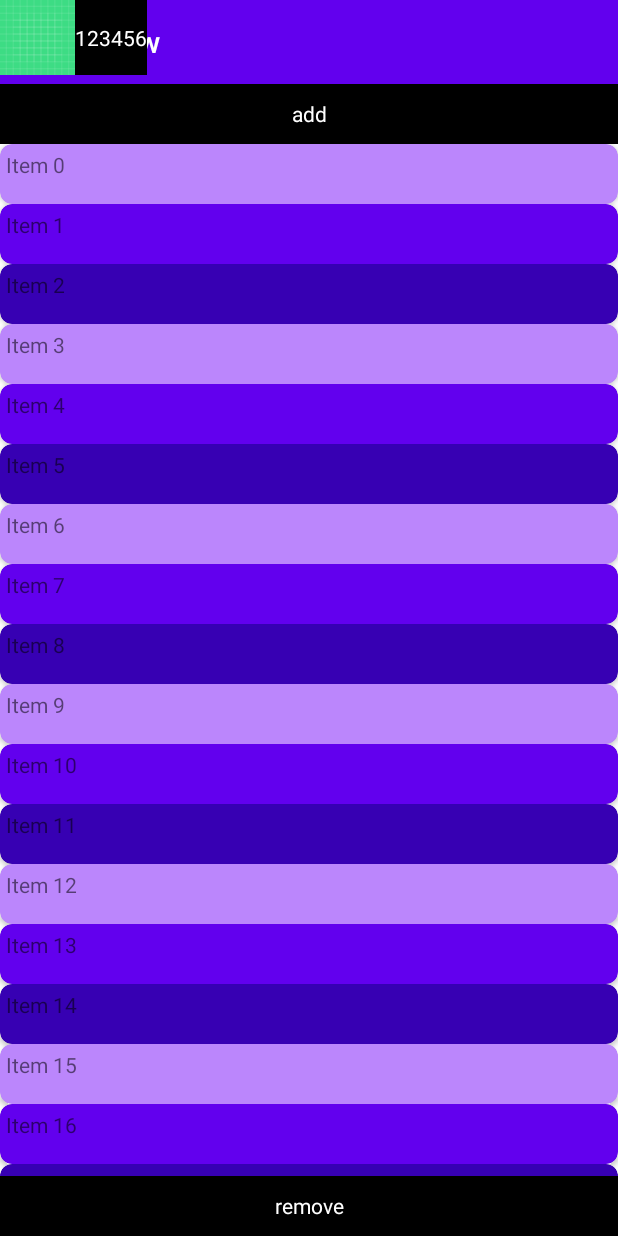
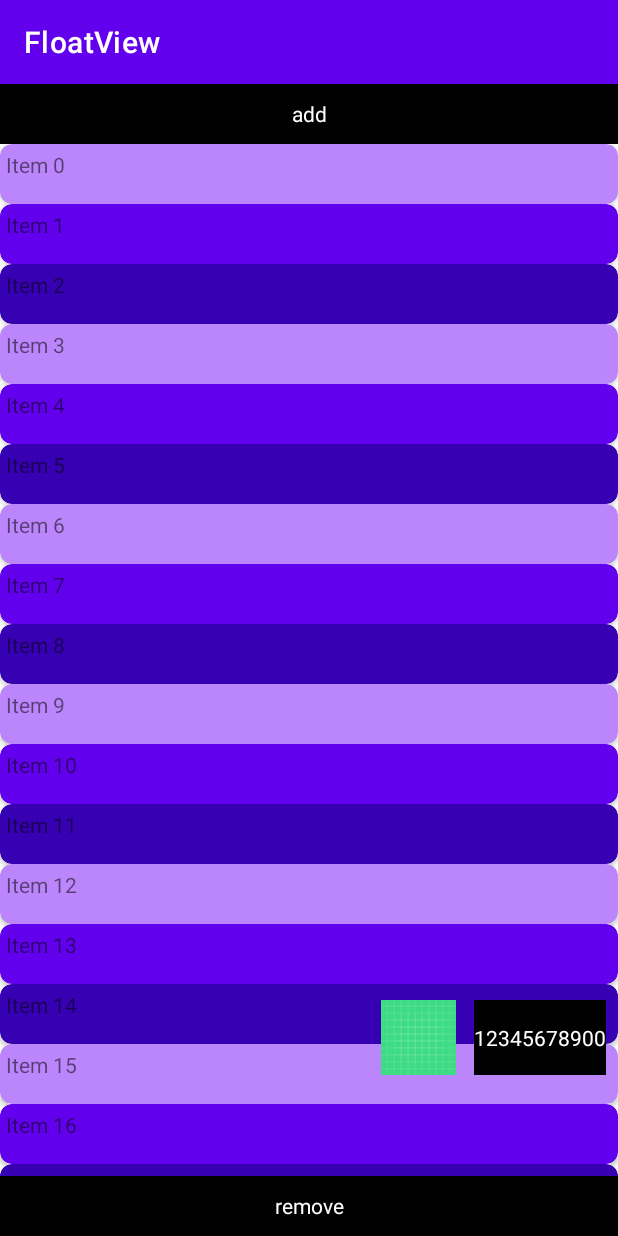
Before and after one commit to huyuqiwolf/FloatView, an Android app: the screen it shows after launch (MainActivity), after a tap on "add", on a phone screen of 412 x 824 dp. Run offline under Robolectric (Android 15) with nearby library versions, the phone set to English and light mode, and no system bars.

Commit message:
FloatView2 实现修改，修改移动和停靠的实现方式

```diff
--- /dev/null
+++ b/app/src/main/java/com/example/floatview/FloatView2.java
@@ -0,0 +1,272 @@
+package com.example.floatview;
+
+import android.animation.ObjectAnimator;
+import android.content.Context;
+import android.util.AttributeSet;
+import android.view.Gravity;
+import android.view.MotionEvent;
+import android.view.View;
+import android.view.ViewGroup;
+import android.widget.FrameLayout;
+import android.widget.ImageView;
+import android.widget.TextView;
+
+import androidx.annotation.NonNull;
+import androidx.annotation.Nullable;
+import androidx.constraintlayout.widget.ConstraintLayout;
+import androidx.constraintlayout.widget.ConstraintSet;
+
+public class FloatView2 extends FrameLayout {
+    /**
+     * 判断是否点击的时间阈值
+     */
+    private static final long TIME_THRESHOLD = 150;
+    /**
+     * 判断是否移动的位移阈值
+     */
+    private static final int MOVE_THRESHOLD = 100;
+    private ConstraintLayout mRoot;
+    private ImageView mIcon;
+    private TextView mText;
+
+    private int mTotalWidth;
+    private int mTotalHeight;
+    private int mLeftBound;
+    private int mTopBound;
+    private int mRightBound;
+    private int mBottomBound;
+
+    private boolean mAlignRight;
+    private int mSlideOffset = 0;
+    private boolean mIsScrolling = false;
+    private int mDownX;
+    private int mDownY;
+    private int mLastX;
+    private int mLastY;
+
+    public FloatView2(@NonNull Context context) {
+        this(context, null);
+    }
+
+    public FloatView2(@NonNull Context context, @Nullable AttributeSet attrs) {
+        this(context, attrs, 0);
+    }
+
+    public FloatView2(@NonNull Context context, @Nullable AttributeSet attrs, int defStyleAttr) {
+        super(context, attrs, defStyleAttr);
+        init(context);
+    }
+
+    private void init(Context context) {
+        inflate(context, R.layout.float_view2, this);
+        mRoot = findViewById(R.id.root);
+        mIcon = findViewById(R.id.icon);
+        mText = findViewById(R.id.text);
+        mAlignRight = !isMirrorLanguage();
+        resetConstraintLayout();
+    }
+
+    @Override
+    public boolean onTouchEvent(MotionEvent event) {
+        return processTouchEvent(event);
+    }
+
+    private boolean processTouchEvent(MotionEvent event) {
+        switch (event.getAction()) {
+            case MotionEvent.ACTION_DOWN:
+                processDown(event);
+                break;
+            case MotionEvent.ACTION_MOVE:
+                processMove(event);
+                break;
+            case MotionEvent.ACTION_CANCEL:
+            case MotionEvent.ACTION_UP:
+                processUp(event);
+                break;
+            default:
+        }
+        return true;
+    }
+
+    private void processDown(MotionEvent event) {
+        mDownX = (int) event.getRawX();
+        mDownY = (int) event.getRawY();
+        mLastX = mDownX;
+        mLastY = mDownY;
+    }
+
+    private void processMove(MotionEvent event) {
+        int offsetX = (int) event.getRawX() - mLastX;
+        int offsetY = (int) event.getRawY() - mLastY;
+        ViewGroup.LayoutParams layoutParams = getLayoutParams();
+        if (layoutParams instanceof FrameLayout.LayoutParams) {
+            LayoutParams params = ((FrameLayout.LayoutParams) layoutParams);
+            // 这里如果需要移动时也不能越出上下边界，需要自己检查下边界后赋值
+            params.topMargin += offsetY;
+            if (mAlignRight) {
+                params.rightMargin -= offsetX;
+            } else {
+                params.leftMargin += offsetX;
+            }
+            // 为避免出现截断问题，重新设置宽高
+            params.width = mTotalWidth;
+            params.height = mTotalHeight;
+            setLayoutParams(params);
+        }
+        mLastX = (int) event.getRawX();
+        mLastY = (int) event.getRawY();
+    }
+
+    private void processUp(MotionEvent event) {
+        // 处理贴边
+        ViewGroup.LayoutParams layoutParams = getLayoutParams();
+        // 计算View在X轴方向的中心点
+        int centerX = (int) (event.getRawX() - event.getX() + mTotalWidth / 2);
+        if (centerX > mRightBound / 2) {
+            mAlignRight = true;
+        } else {
+            mAlignRight = false;
+        }
+        // 处理上下边界
+        int topY = (int) (event.getRawY() - event.getY());
+        if (topY < mTopBound) {
+            topY = mTopBound;
+        } else if (topY + mTotalHeight > mBottomBound && mBottomBound > mTopBound + mTotalHeight) {
+            topY = mBottomBound - mTotalHeight;
+        }
+        if (layoutParams instanceof FrameLayout.LayoutParams) {
+            LayoutParams params = (LayoutParams) layoutParams;
+            params.topMargin = topY;
+            if (mAlignRight) {
+                params.gravity = isMirrorLanguage() ? Gravity.START : Gravity.END;
+                params.rightMargin = 0;
+            } else {
+                params.gravity = isMirrorLanguage() ? Gravity.END : Gravity.START;
+                params.leftMargin = 0;
+            }
+            setLayoutParams(layoutParams);
+        }
+        // 处理点击
+        if (isClick(event)) {
+            performClick();
+        }
+        resetConstraintLayout();
+    }
+
+    private boolean isClick(MotionEvent event) {
+        int offsetX = (int) (event.getRawX() - mDownX);
+        int offsetY = (int) (event.getRawY() - mDownY);
+        long time = event.getEventTime() - event.getDownTime();
+        return Math.abs(offsetX) < MOVE_THRESHOLD && Math.abs(offsetY) < MOVE_THRESHOLD && Math.abs(time) < TIME_THRESHOLD;
+    }
+
+    /**
+     * 重置布局，贴边后保证文字在外侧，图像在内侧
+     */
+    private void resetConstraintLayout() {
+        ConstraintSet set = new ConstraintSet();
+        set.clone(mRoot);
+        if (mAlignRight) {
+            if (isMirrorLanguage()) {
+                set.connect(R.id.text, ConstraintSet.START, ConstraintSet.PARENT_ID, ConstraintSet.START);
+                set.connect(R.id.text, ConstraintSet.END, R.id.icon, ConstraintSet.START);
+                set.connect(R.id.icon, ConstraintSet.START, R.id.text, ConstraintSet.END);
+                set.connect(R.id.icon, ConstraintSet.END, ConstraintSet.PARENT_ID, ConstraintSet.END);
+            } else {
+                set.connect(R.id.text, ConstraintSet.START, R.id.icon, ConstraintSet.END);
+                set.connect(R.id.text, ConstraintSet.END, ConstraintSet.PARENT_ID, ConstraintSet.END);
+                set.connect(R.id.icon, ConstraintSet.START, ConstraintSet.PARENT_ID, ConstraintSet.START);
+                set.connect(R.id.icon, ConstraintSet.END, R.id.text, ConstraintSet.START);
+            }
+        } else {
+            if (isMirrorLanguage()) {
+                set.connect(R.id.text, ConstraintSet.START, R.id.icon, ConstraintSet.END);
+                set.connect(R.id.text, ConstraintSet.END, ConstraintSet.PARENT_ID, ConstraintSet.END);
+                set.connect(R.id.icon, ConstraintSet.START, ConstraintSet.PARENT_ID, ConstraintSet.START);
+                set.connect(R.id.icon, ConstraintSet.END, R.id.text, ConstraintSet.START);
+            } else {
+                set.connect(R.id.text, ConstraintSet.START, ConstraintSet.PARENT_ID, ConstraintSet.START);
+                set.connect(R.id.text, ConstraintSet.END, R.id.icon, ConstraintSet.START);
+                set.connect(R.id.icon, ConstraintSet.START, R.id.text, ConstraintSet.END);
+                set.connect(R.id.icon, ConstraintSet.END, ConstraintSet.PARENT_ID, ConstraintSet.END);
+            }
+        }
+        set.applyTo(mRoot);
+    }
+
+    @Override
+    protected void onMeasure(int widthMeasureSpec, int heightMeasureSpec) {
+        super.onMeasure(widthMeasureSpec, heightMeasureSpec);
+        this.mTotalHeight = getMeasuredHeight();
+        this.mTotalWidth = getMeasuredWidth();
+    }
+
+    /**
+     * 设置上下左右的边界
+     *
+     * @param left   左边界
+     * @param top    上边界
+     * @param right  右边界
+     * @param bottom 下边界
+     */
+    public void setBounds(int left, int top, int right, int bottom) {
+        this.mLeftBound = left;
+        this.mTopBound = top;
+        this.mRightBound = right;
+        this.mBottomBound = bottom;
+    }
+
+    /**
+     * 滚动时隐藏文字
+     */
+    public void hideText() {
+        if (mIsScrolling) {
+            return;
+        }
+        // 位移距离，保持显示头像
+        if (mSlideOffset <= 0) {
+            mSlideOffset = mText.getMeasuredWidth() + getResources().getDimensionPixelOffset(R.dimen.margin) * 2;
+        }
+        int offset = mAlignRight ? mSlideOffset : -mSlideOffset;
+        ObjectAnimator animator = ObjectAnimator.ofFloat(this, "translationX", 0, offset);
+        animator.setDuration(400);
+        animator.start();
+        mIsScrolling = true;
+    }
+
+    /**
+     * 停止滚动时显示文字
+     */
+    public void showText() {
+        if (mSlideOffset <= 0) {
+            mSlideOffset = mText.getMeasuredWidth() + getResources().getDimensionPixelOffset(R.dimen.margin) * 2;
+        }
+        int offset = mAlignRight ? mSlideOffset : -mSlideOffset;
+        ObjectAnimator animator = ObjectAnimator.ofFloat(this, "translationX", offset, 0);
+        animator.setDuration(400);
+        animator.start();
+        mIsScrolling = false;
+    }
+
+    /**
+     * 初始化位置信息，停靠在end方向
+     */
+    public void initLocation() {
+        ViewGroup.LayoutParams layoutParams = getLayoutParams();
+        if (layoutParams instanceof FrameLayout.LayoutParams) {
+            FrameLayout.LayoutParams params = (LayoutParams) layoutParams;
+            params.gravity = Gravity.END; // 默认就显示在end方向
+            params.topMargin = 1000; // 此处根据实际需求计算或者填写
+            setLayoutParams(params);
+        }
+    }
+
+    /**
+     * 判断是否是 RTL 布局
+     *
+     * @return true 是RTL布局
+     */
+    private boolean isMirrorLanguage() {
+        return getResources().getConfiguration().getLayoutDirection() == View.LAYOUT_DIRECTION_RTL;
+    }
+}
--- a/app/src/main/java/com/example/floatview/MainActivity.java
+++ b/app/src/main/java/com/example/floatview/MainActivity.java
@@ -1,5 +1,6 @@
 package com.example.floatview;
 
+import androidx.annotation.NonNull;
 import androidx.appcompat.app.AppCompatActivity;
 import androidx.recyclerview.widget.LinearLayoutManager;
 import androidx.recyclerview.widget.RecyclerView;
@@ -16,7 +17,7 @@ import android.widget.Toast;
 public class MainActivity extends AppCompatActivity {
     private static final String TAG = "MainActivity";
     private TextView add, remove;
-    private FloatView floatView;
+    private FloatView2 floatView;
     private int mTop, mLeft, mBottom, mRight;
     private RecyclerView recyclerView;
 
@@ -62,11 +63,26 @@ public class MainActivity extends AppCompatActivity {
         recyclerView.setAdapter(new ItemAdapter());
         boolean res = getResources().getConfiguration().getLayoutDirection() == View.LAYOUT_DIRECTION_RTL;
         Toast.makeText(this," "+res,Toast.LENGTH_LONG).show();
+        recyclerView.addOnScrollListener(new RecyclerView.OnScrollListener() {
+            @Override
+            public void onScrollStateChanged(@NonNull RecyclerView recyclerView, int newState) {
+                super.onScrollStateChanged(recyclerView, newState);
+                if(newState == RecyclerView.SCROLL_STATE_IDLE){
+                    if(floatView!=null){
+                        floatView.showText();
+                    }
+                }else if(newState == RecyclerView.SCROLL_STATE_SETTLING|| newState == RecyclerView.SCROLL_STATE_DRAGGING){
+                    if(floatView!=null){
+                        floatView.hideText();
+                    }
+                }
+            }
+        });
     }
 
     private void add() {
         if (floatView == null) {
-            floatView = new FloatView(this);
+            floatView = new FloatView2(this);
             Log.d(TAG, "create new float view");
         }
         if (floatView.getParent() == getWindow().getDecorView()) {
--- /dev/null
+++ b/app/src/main/res/layout/float_view2.xml
@@ -0,0 +1,33 @@
+<?xml version="1.0" encoding="utf-8"?>
+<androidx.constraintlayout.widget.ConstraintLayout xmlns:android="http://schemas.android.com/apk/res/android"
+    android:layout_width="wrap_content"
+    android:id="@+id/root"
+    android:layout_height="@dimen/height"
+    xmlns:app="http://schemas.android.com/apk/res-auto">
+    <ImageView
+        android:src="@drawable/ic_launcher_background"
+        app:layout_constraintStart_toStartOf="parent"
+        app:layout_constraintEnd_toStartOf="@+id/text"
+        app:layout_constraintTop_toTopOf="parent"
+        app:layout_constraintBottom_toBottomOf="parent"
+        android:layout_width="@dimen/height"
+        android:layout_height="@dimen/height"
+        android:layout_marginStart="@dimen/margin_icon"
+        android:layout_marginEnd="@dimen/margin_icon"
+        android:id="@+id/icon" />
+    <TextView
+        android:background="#000000"
+        android:textColor="#FFFFFF"
+        android:layout_marginStart="@dimen/margin"
+        android:layout_width="wrap_content"
+        android:layout_height="match_parent"
+        android:id="@+id/text"
+        android:gravity="center_vertical"
+        android:text="12345678900"
+        app:layout_constraintStart_toEndOf="@+id/icon"
+        app:layout_constraintEnd_toEndOf="parent"
+        app:layout_constraintTop_toTopOf="parent"
+        android:layout_marginEnd="@dimen/margin"
+        app:layout_constraintBottom_toBottomOf="parent"/>
+
+</androidx.constraintlayout.widget.ConstraintLayout>
--- a/app/src/main/res/values/dimens.xml
+++ b/app/src/main/res/values/dimens.xml
@@ -3,4 +3,5 @@
     <dimen name="height">50dp</dimen>
     <dimen name="margin">8dp</dimen>
     <dimen name="radius">8dp</dimen>
+    <dimen name="margin_icon">4dp</dimen>
 </resources>
```
